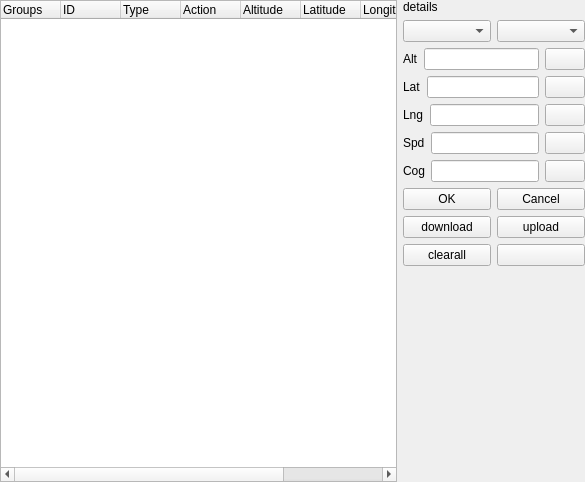
Above: Mission/mission.ui from qingshuiliuyun/NewGrass before the change. Below: the same form after it.
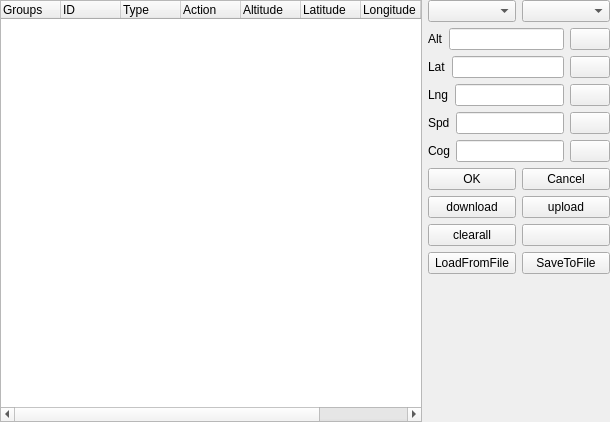
That is the form after the change. Icons and pictures are not drawn.

The edit to the form file:
```diff
--- a/Mission/mission.ui
+++ b/Mission/mission.ui
@@ -6,8 +6,8 @@
    <rect>
     <x>0</x>
     <y>0</y>
-    <width>585</width>
-    <height>482</height>
+    <width>610</width>
+    <height>422</height>
    </rect>
   </property>
   <property name="windowTitle">
@@ -85,13 +85,13 @@
      </item>
      <item row="0" column="1">
       <layout class="QGridLayout" name="gridLayout">
-       <item row="1" column="0">
-        <widget class="QComboBox" name="comboBox_type"/>
-       </item>
-       <item row="1" column="1">
+       <item row="0" column="1">
         <widget class="QComboBox" name="comboBox_action"/>
        </item>
-       <item row="2" column="0" colspan="2">
+       <item row="0" column="0">
+        <widget class="QComboBox" name="comboBox_type"/>
+       </item>
+       <item row="1" column="0" colspan="2">
         <layout class="QHBoxLayout" name="horizontalLayout">
          <item>
           <widget class="QLabel" name="label_2">
@@ -120,7 +120,7 @@
          </item>
         </layout>
        </item>
-       <item row="3" column="0" colspan="2">
+       <item row="2" column="0" colspan="2">
         <layout class="QHBoxLayout" name="horizontalLayout_2">
          <item>
           <widget class="QLabel" name="label_3">
@@ -146,6 +146,31 @@
         </layout>
        </item>
        <item row="4" column="0" colspan="2">
+        <layout class="QHBoxLayout" name="horizontalLayout_4">
+         <item>
+          <widget class="QLabel" name="label_5">
+           <property name="text">
+            <string>Spd</string>
+           </property>
+          </widget>
+         </item>
+         <item>
+          <widget class="QLineEdit" name="lineEdit_Spd"/>
+         </item>
+         <item>
+          <widget class="QPushButton" name="clear_Spd">
+           <property name="text">
+            <string/>
+           </property>
+           <property name="icon">
+            <iconset>
+             <normaloff>../Parameter/error.png</normaloff>../Parameter/error.png</iconset>
+           </property>
+          </widget>
+         </item>
+        </layout>
+       </item>
+       <item row="3" column="0" colspan="2">
         <layout class="QHBoxLayout" name="horizontalLayout_3">
          <item>
           <widget class="QLabel" name="label_4">
@@ -170,32 +195,14 @@
          </item>
         </layout>
        </item>
+       <item row="6" column="0">
+        <widget class="QPushButton" name="pushButton_ok">
+         <property name="text">
+          <string>OK</string>
+         </property>
+        </widget>
+       </item>
        <item row="5" column="0" colspan="2">
-        <layout class="QHBoxLayout" name="horizontalLayout_4">
-         <item>
-          <widget class="QLabel" name="label_5">
-           <property name="text">
-            <string>Spd</string>
-           </property>
-          </widget>
-         </item>
-         <item>
-          <widget class="QLineEdit" name="lineEdit_Spd"/>
-         </item>
-         <item>
-          <widget class="QPushButton" name="clear_Spd">
-           <property name="text">
-            <string/>
-           </property>
-           <property name="icon">
-            <iconset>
-             <normaloff>../Parameter/error.png</normaloff>../Parameter/error.png</iconset>
-           </property>
-          </widget>
-         </item>
-        </layout>
-       </item>
-       <item row="6" column="0" colspan="2">
         <layout class="QHBoxLayout" name="horizontalLayout_5">
          <item>
           <widget class="QLabel" name="label_6">
@@ -220,14 +227,7 @@
          </item>
         </layout>
        </item>
-       <item row="7" column="0">
-        <widget class="QPushButton" name="pushButton_ok">
-         <property name="text">
-          <string>OK</string>
-         </property>
-        </widget>
-       </item>
-       <item row="7" column="1">
+       <item row="6" column="1">
         <widget class="QPushButton" name="pushButton_cancel">
          <property name="text">
           <string>Cancel</string>
@@ -235,37 +235,30 @@
         </widget>
        </item>
        <item row="8" column="0">
-        <widget class="QPushButton" name="pushButton_download">
-         <property name="text">
-          <string>download</string>
-         </property>
-        </widget>
-       </item>
-       <item row="8" column="1">
-        <widget class="QPushButton" name="pushButton_upload">
-         <property name="text">
-          <string>upload</string>
-         </property>
-        </widget>
-       </item>
-       <item row="9" column="0">
         <widget class="QPushButton" name="pushButton_clearall">
          <property name="text">
           <string>clearall</string>
          </property>
         </widget>
        </item>
-       <item row="9" column="1">
+       <item row="7" column="1">
+        <widget class="QPushButton" name="pushButton_upload">
+         <property name="text">
+          <string>upload</string>
+         </property>
+        </widget>
+       </item>
+       <item row="8" column="1">
         <widget class="QPushButton" name="pushButton_6">
          <property name="text">
           <string/>
          </property>
         </widget>
        </item>
-       <item row="0" column="0" colspan="2">
-        <widget class="QLabel" name="label">
+       <item row="7" column="0">
+        <widget class="QPushButton" name="pushButton_download">
          <property name="text">
-          <string>details</string>
+          <string>download</string>
          </property>
         </widget>
        </item>
@@ -282,6 +275,20 @@
          </property>
         </spacer>
        </item>
+       <item row="9" column="0">
+        <widget class="QPushButton" name="pushButton_LoadFromFile">
+         <property name="text">
+          <string>LoadFromFile</string>
+         </property>
+        </widget>
+       </item>
+       <item row="9" column="1">
+        <widget class="QPushButton" name="pushButton_SaveToFile">
+         <property name="text">
+          <string>SaveToFile</string>
+         </property>
+        </widget>
+       </item>
       </layout>
      </item>
     </layout>
```
